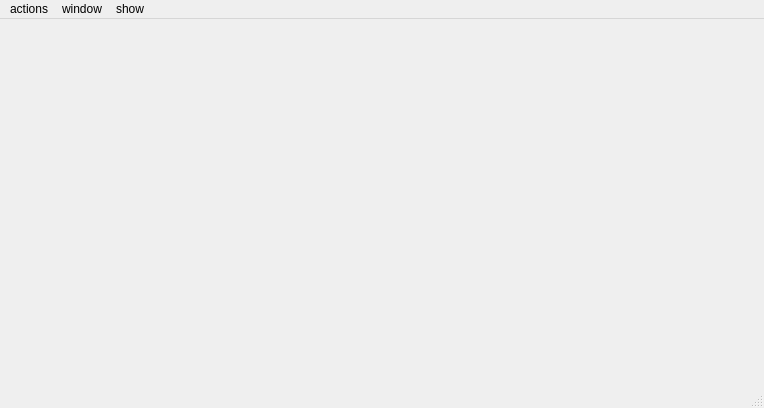
This is ui/mqtt_live.ui in SunshadeCorp/management-gui as Qt 5 draws it before an edit. The edited form follows.
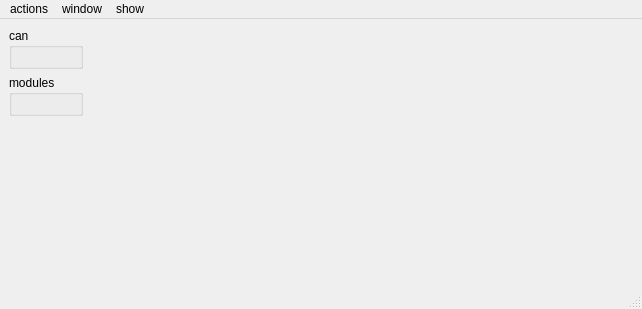
This is the edited form.

Commit message: order modules

The edit to the form file:
```diff
--- a/ui/mqtt_live.ui
+++ b/ui/mqtt_live.ui
@@ -6,22 +6,65 @@
    <rect>
     <x>0</x>
     <y>0</y>
-    <width>764</width>
-    <height>408</height>
+    <width>642</width>
+    <height>309</height>
    </rect>
   </property>
   <property name="windowTitle">
    <string>Connecting...</string>
   </property>
   <widget class="QWidget" name="centralwidget">
-   <layout class="QGridLayout" name="gridLayout"/>
+   <layout class="QGridLayout" name="gridLayout">
+    <item row="1" column="0">
+     <widget class="QGroupBox" name="moduleBox">
+      <property name="title">
+       <string>modules</string>
+      </property>
+      <layout class="QGridLayout" name="moduleBoxLayout"/>
+     </widget>
+    </item>
+    <item row="2" column="0">
+     <spacer name="verticalSpacer">
+      <property name="orientation">
+       <enum>Qt::Vertical</enum>
+      </property>
+      <property name="sizeHint" stdset="0">
+       <size>
+        <width>20</width>
+        <height>40</height>
+       </size>
+      </property>
+     </spacer>
+    </item>
+    <item row="0" column="0">
+     <widget class="QGroupBox" name="canBox">
+      <property name="title">
+       <string>can</string>
+      </property>
+      <layout class="QHBoxLayout" name="horizontalLayout"/>
+     </widget>
+    </item>
+    <item row="0" column="1" rowspan="2">
+     <spacer name="horizontalSpacer">
+      <property name="orientation">
+       <enum>Qt::Horizontal</enum>
+      </property>
+      <property name="sizeHint" stdset="0">
+       <size>
+        <width>40</width>
+        <height>20</height>
+       </size>
+      </property>
+     </spacer>
+    </item>
+   </layout>
   </widget>
   <widget class="QMenuBar" name="menubar">
    <property name="geometry">
     <rect>
      <x>0</x>
      <y>0</y>
-     <width>764</width>
+     <width>642</width>
      <height>21</height>
     </rect>
    </property>
```
The commit also changes 9 other files.
